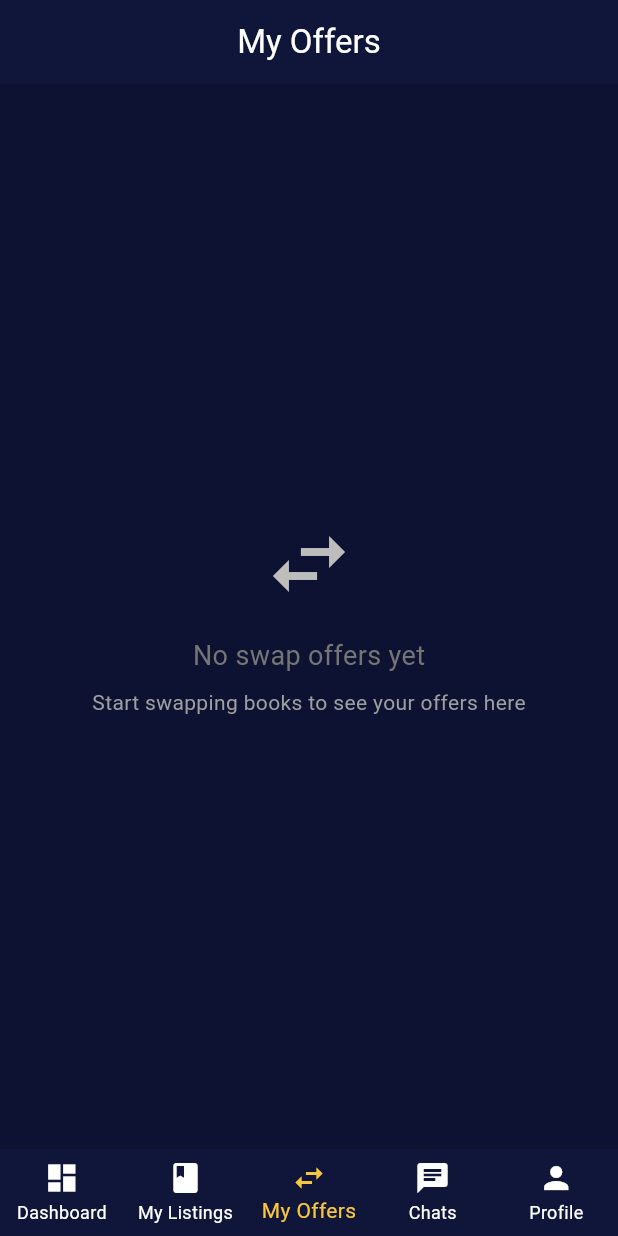
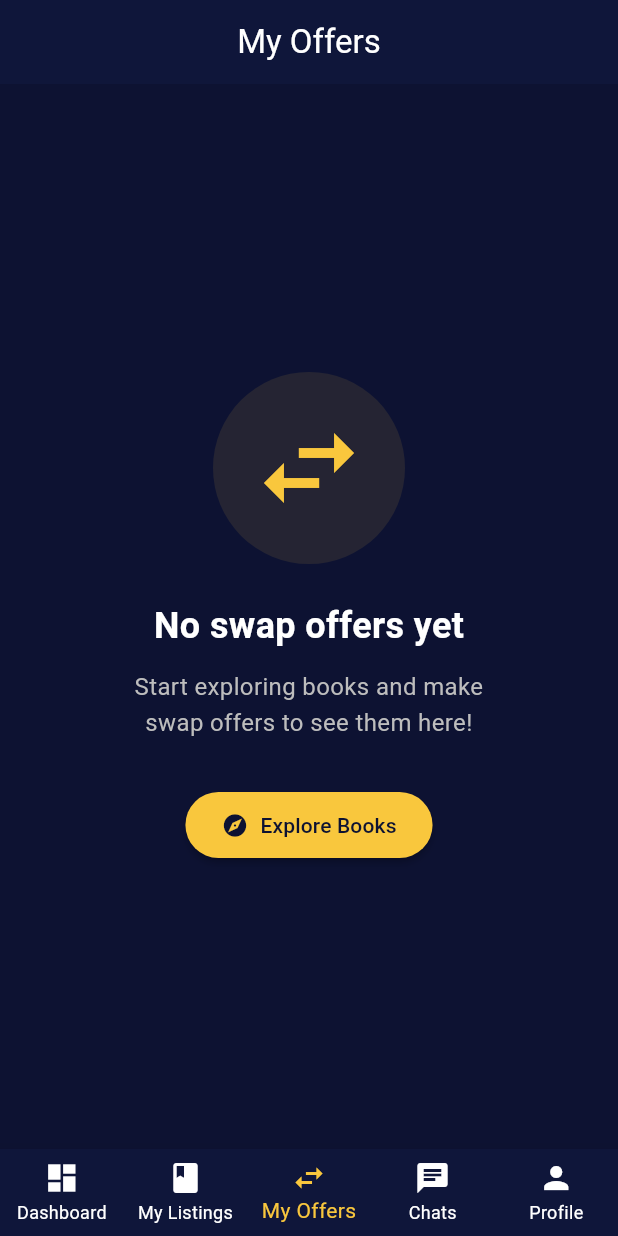
Before and after one commit to Yvantrey/BookSwapApp, a Flutter app: the screen it shows once a user with an empty profile is signed in, item 3 of the bottom bar chosen, on a phone screen of 412 x 824 dp. Run offline on Flutter 3.47's test engine with Material 3 defaults, Android fonts, the light colour scheme and no system bars; our stand-ins replace cloud_firestore, firebase_auth, firebase_core, firebase_storage, image_picker, permission_handler; accounts and stored records are empty.

Commit message:
Fix my_offers_screen

```diff
--- a/lib/screens/my_offers_screen.dart
+++ b/lib/screens/my_offers_screen.dart
@@ -18,41 +18,116 @@
       body: Consumer<BookProvider>(
         builder: (context, bookProvider, _) {
           final currentUserId = context.read<AuthProvider>().user?.uid ?? '';
-          final myOffers = bookProvider.userOffers;
+          final allOffers = bookProvider.userOffers;
 
-          if (myOffers.isEmpty) {
+          // Show offers where current user is the owner (incoming requests)
+          final incomingOffers = allOffers.where((offer) {
+            final book = bookProvider.books.where((b) => b.id == offer.bookId).firstOrNull;
+            return book != null && offer.ownerId == currentUserId;
+          }).toList();
+
+          // Show offers where current user is the requester (outgoing requests)
+          final outgoingOffers = allOffers.where((offer) {
+            final book = bookProvider.books.where((b) => b.id == offer.bookId).firstOrNull;
+            return book != null && offer.requesterId == currentUserId;
+          }).toList();
+
+          if (incomingOffers.isEmpty && outgoingOffers.isEmpty) {
             return Center(
               child: Column(
                 mainAxisAlignment: MainAxisAlignment.center,
                 children: [
-                  Icon(Icons.swap_horiz, size: 64, color: Colors.grey[400]),
-                  const SizedBox(height: 16),
+                  Container(
+                    padding: const EdgeInsets.all(24),
+                    decoration: BoxDecoration(
+                      color: const Color(0xFFF9C73D).withValues(alpha: 0.1),
+                      shape: BoxShape.circle,
+                    ),
+                    child: const Icon(
+                      Icons.swap_horiz,
+                      size: 80,
+                      color: Color(0xFFF9C73D),
+                    ),
+                  ),
+                  const SizedBox(height: 24),
+                  const Text(
+                    'No swap offers yet',
+                    style: TextStyle(
+                      fontSize: 24,
+                      fontWeight: FontWeight.bold,
+                      color: Colors.white,
+                    ),
+                  ),
+                  const SizedBox(height: 12),
                   Text(
-                    'No swap offers yet',
-                    style: TextStyle(fontSize: 18, color: Colors.grey[600]),
+                    'Start exploring books and make\nswap offers to see them here!',
+                    textAlign: TextAlign.center,
+                    style: TextStyle(
+                      fontSize: 16,
+                      color: Colors.grey[400],
+                      height: 1.5,
                     ),
-                  const SizedBox(height: 8),
-                  Text(
-                    'Start swapping books to see your offers here',
-                    style: TextStyle(fontSize: 14, color: Colors.grey[500]),
+                  ),
+                  const SizedBox(height: 32),
+                  ElevatedButton.icon(
+                    onPressed: () {
+                      DefaultTabController.of(context).animateTo(0);
+                    },
+                    icon: const Icon(Icons.explore),
+                    label: const Text('Explore Books'),
+                    style: ElevatedButton.styleFrom(
+                      padding: const EdgeInsets.symmetric(horizontal: 24, vertical: 12),
+                    ),
                   ),
                 ],
               ),
             );
           }
 
-          return ListView.builder(
+          return SingleChildScrollView(
             padding: const EdgeInsets.all(16),
-            itemCount: myOffers.length,
-            itemBuilder: (context, index) {
-              final offer = myOffers[index];
-              final book = bookProvider.books.where((b) => b.id == offer.bookId).firstOrNull;
-
-              if (book == null) {
-                return const SizedBox.shrink();
+            child: Column(
+              crossAxisAlignment: CrossAxisAlignment.start,
+              children: [
+                if (incomingOffers.isNotEmpty) ...[
+                  const Text(
+                    'Incoming Requests',
+                    style: TextStyle(
+                      fontSize: 20,
+                      fontWeight: FontWeight.bold,
+                      color: Colors.white,
+                    ),
+                  ),
+                  const SizedBox(height: 12),
+                  ...incomingOffers.map((offer) => _buildOfferCard(
+                    context, offer, bookProvider, currentUserId, true
+                  )),
+                  const SizedBox(height: 24),
+                ],
+                if (outgoingOffers.isNotEmpty) ...[
+                  const Text(
+                    'My Requests',
+                    style: TextStyle(
+                      fontSize: 20,
+                      fontWeight: FontWeight.bold,
+                      color: Colors.white,
+                    ),
+                  ),
+                  const SizedBox(height: 12),
+                  ...outgoingOffers.map((offer) => _buildOfferCard(
+                    context, offer, bookProvider, currentUserId, false
+                  )),
+                ],
+              ],
+            ),
+          );
+        },
+      ),
+    );
   }
 
-              final isRequester = offer.requesterId == currentUserId;
+  Widget _buildOfferCard(BuildContext context, SwapOffer offer, BookProvider bookProvider, String currentUserId, bool isIncoming) {
+    final book = bookProvider.books.firstWhere((b) => b.id == offer.bookId);
 
     return Card(
       margin: const EdgeInsets.only(bottom: 12),
@@ -97,7 +172,7 @@
                       Text('by ${book.author}'),
                       const SizedBox(height: 4),
                       Text(
-                                  isRequester ? 'You requested this book' : 'Someone wants your book',
+                        isIncoming ? 'Someone wants your book' : 'You requested this book',
                         style: TextStyle(
                           color: Colors.grey[400],
                           fontSize: 12,
@@ -110,7 +185,7 @@
               ],
             ),
             const SizedBox(height: 16),
-                      if (!isRequester && offer.status == 'pending')
+            if (isIncoming && offer.status == 'pending')
               Row(
                 children: [
                   Expanded(
@@ -147,11 +222,6 @@
             ),
           ],
         ),
-                ),
-              );
-            },
-          );
-        },
       ),
     );
   }
```
Also changed, not shown: 1 other file. Lines whose indentation alone changed are shown as unchanged.
